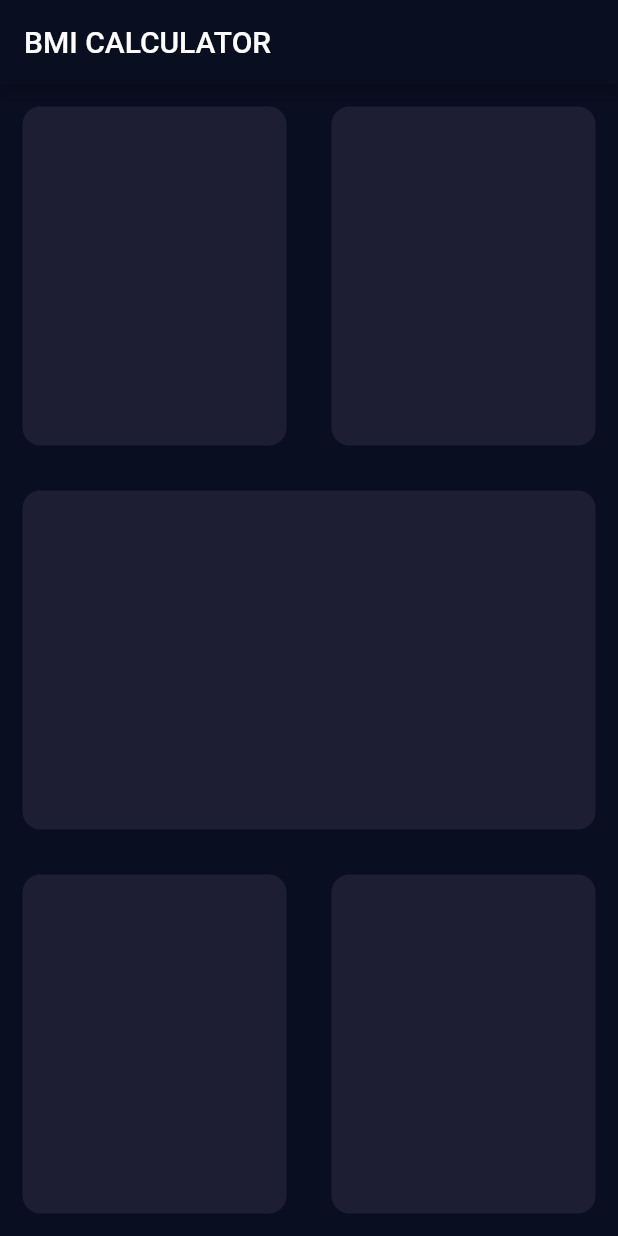
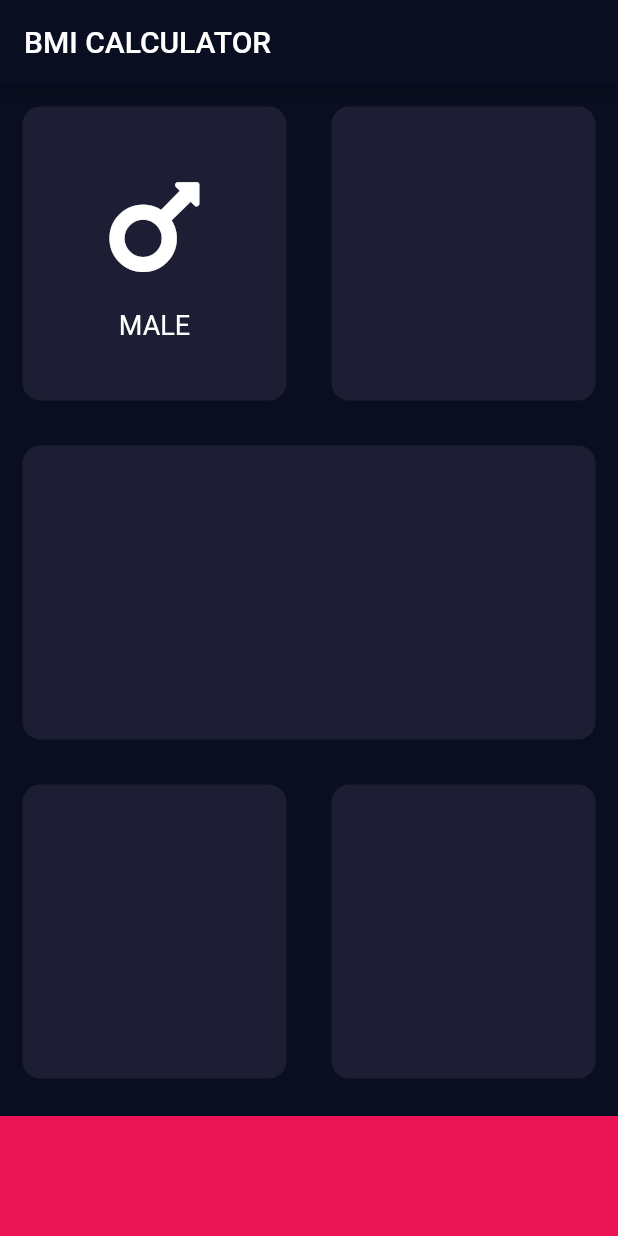
Before and after one commit to ing-arriola/bmiCalculatorFlutter, a Flutter app: the screen it shows after launch, on a phone screen of 412 x 824 dp. Run offline on Flutter 3.47's test engine with Material 2 defaults, Android fonts, the phone set to English and light mode, and no system bars; our stand-ins replace font_awesome_flutter.

Commit message:
Added bottom bar, installed font-awesome-icons and now using an icon in the first card

```diff
--- a/lib/input_page.dart
+++ b/lib/input_page.dart
@@ -1,4 +1,10 @@
 import 'package:flutter/material.dart';
+import 'package:font_awesome_flutter/font_awesome_flutter.dart';
+
+//Colors
+const bottomContainerColor = 0xFFEB1555;
+const bottomContainerHeight = 80.0;
+const reusableCardColor = 0xFF1D1E33;
 
 class InputPage extends StatefulWidget {
   @override
@@ -18,10 +24,30 @@ class _InputPageState extends State<InputPage> {
               child: Row(
                 children: [
                   Expanded(
-                    child: ReusableCard(background: Color(0xFF1D1E33)),
+                    child: ReusableCard(
+                      cardChild: Column(
+                        mainAxisAlignment: MainAxisAlignment.center,
+                        children: [
+                          Icon(
+                            FontAwesomeIcons.mars,
+                            size: 80,
+                          ),
+                          SizedBox(
+                            height: 15,
+                          ),
+                          Text(
+                            'MALE',
+                            style: TextStyle(
+                              fontSize: 18,
+                            ),
+                          )
+                        ],
+                      ),
+                      background: Color(reusableCardColor),
+                    ),
                   ),
                   Expanded(
-                    child: ReusableCard(background: Color(0xFF1D1E33)),
+                    child: ReusableCard(background: Color(reusableCardColor)),
                   ),
                 ],
               ),
@@ -30,7 +56,9 @@ class _InputPageState extends State<InputPage> {
               child: Row(
                 children: [
                   Expanded(
-                    child: ReusableCard(background: Color(0xFF1D1E33)),
+                    child: ReusableCard(
+                      background: Color(reusableCardColor),
+                    ),
                   ),
                 ],
               ),
@@ -40,13 +68,19 @@ class _InputPageState extends State<InputPage> {
               child: Row(
                 children: [
                   Expanded(
-                    child: ReusableCard(background: Color(0xFF1D1E33)),
+                    child: ReusableCard(background: Color(reusableCardColor)),
                   ),
                   Expanded(
-                    child: ReusableCard(background: Color(0xFF1D1E33)),
+                    child: ReusableCard(background: Color(reusableCardColor)),
                   ),
                 ],
               ),
+            ),
+            Container(
+              color: Color(bottomContainerColor),
+              height: bottomContainerHeight,
+              width: double.infinity,
+              margin: EdgeInsets.only(top: 10),
             ),
           ],
         ));
@@ -54,12 +88,14 @@ class _InputPageState extends State<InputPage> {
 }
 
 class ReusableCard extends StatelessWidget {
-  Color background;
-  ReusableCard({this.background});
+  final Color background;
+  final Widget cardChild;
+  ReusableCard({this.background, this.cardChild});
 
   @override
   Widget build(BuildContext context) {
     return Container(
+      child: cardChild,
       margin: EdgeInsets.all(15),
       decoration: BoxDecoration(
         color: background,
--- a/pubspec.yaml
+++ b/pubspec.yaml
@@ -11,6 +11,7 @@ dependencies:
     sdk: flutter
 
   cupertino_icons: ^0.1.2
+  font_awesome_flutter: ^8.4.0
 
 dev_dependencies:
   flutter_test:
```
